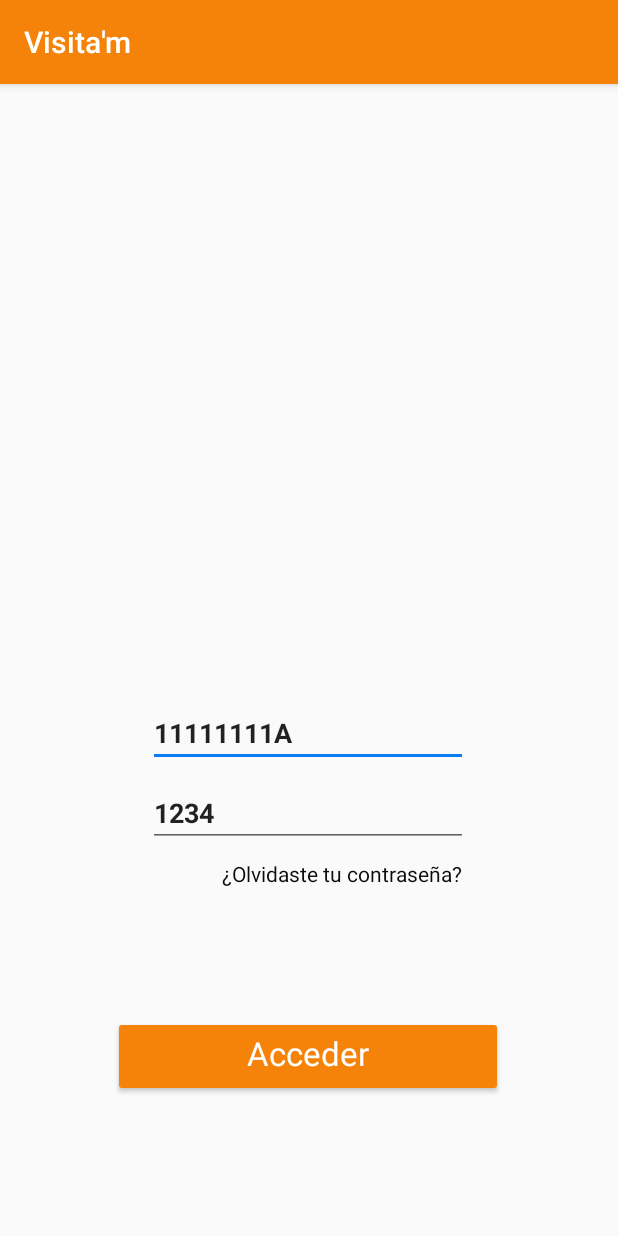
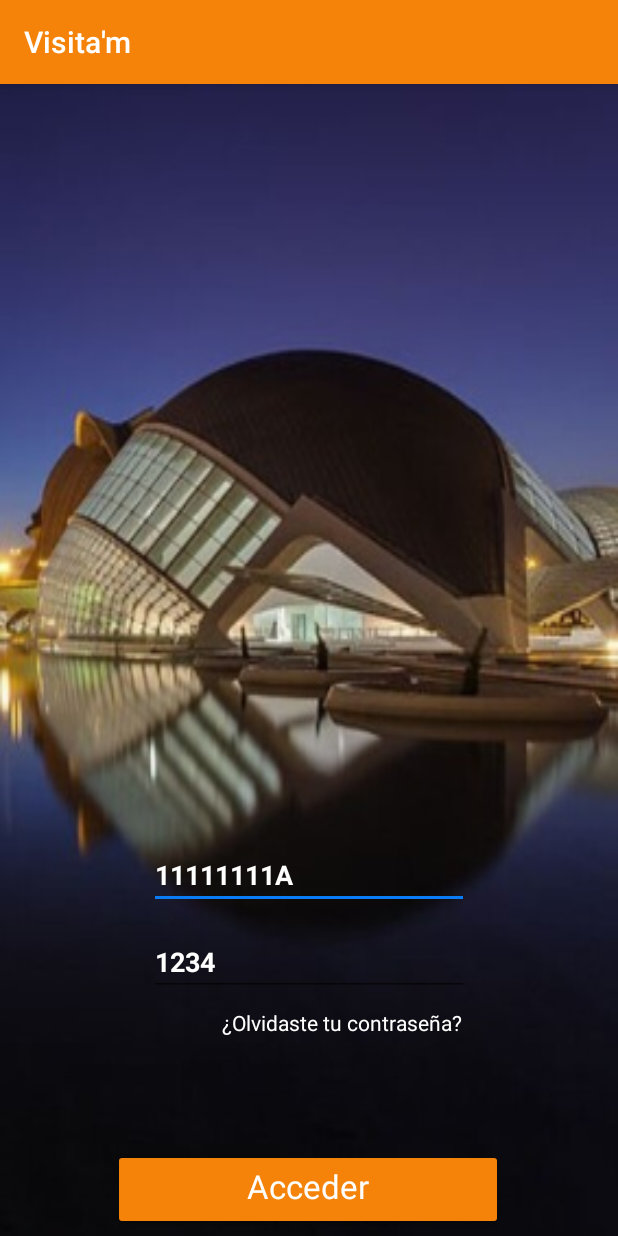
Before and after one commit to Crespuig/Proyecto_Android, an Android app: the screen it shows after launch (LoginActivity), on a phone screen of 412 x 824 dp. Run offline under Robolectric (Android 15) with nearby library versions, the phone set to English and light mode, and no system bars.

Commit message:
Imagen login

```diff
--- a/app/src/main/res/layout/activity_login.xml
+++ b/app/src/main/res/layout/activity_login.xml
@@ -4,7 +4,8 @@
     xmlns:tools="http://schemas.android.com/tools"
     android:layout_width="match_parent"
     android:layout_height="match_parent"
-    tools:context="com.example.proyecto_android.activitys.LoginActivity">
+    tools:context="com.example.proyecto_android.activitys.LoginActivity"
+    android:background="@drawable/imagen_login3">
 
     <EditText
         android:id="@+id/passworAnterior"
@@ -13,14 +14,14 @@
         android:ems="10"
         android:hint="Usuario"
         android:inputType="textPersonName"
+        android:textColor="#FFFFFF"
         android:textIsSelectable="false"
         android:textStyle="bold"
         app:layout_constraintBottom_toBottomOf="parent"
         app:layout_constraintEnd_toEndOf="parent"
-        app:layout_constraintHorizontal_bias="0.497"
         app:layout_constraintStart_toStartOf="parent"
         app:layout_constraintTop_toTopOf="parent"
-        app:layout_constraintVertical_bias="0.567" />
+        app:layout_constraintVertical_bias="0.698" />
 
     <EditText
         android:id="@+id/passwordNuevo"
@@ -30,19 +31,20 @@
         android:ems="10"
         android:hint="Contraseña"
         android:inputType="textPersonName"
+        android:textColor="#FFFFFF"
         android:textStyle="bold"
         app:layout_constraintBottom_toBottomOf="parent"
         app:layout_constraintEnd_toEndOf="parent"
-        app:layout_constraintHorizontal_bias="0.497"
         app:layout_constraintStart_toStartOf="parent"
         app:layout_constraintTop_toBottomOf="@+id/passworAnterior"
-        app:layout_constraintVertical_bias="0.0" />
+        app:layout_constraintVertical_bias="0.029" />
 
     <Button
         android:id="@+id/btnAcceder"
         android:layout_width="260dp"
         android:layout_height="54dp"
         android:backgroundTint="@color/colorPrimary"
+        android:gravity="center_horizontal"
         android:text="Acceder"
         android:textAlignment="center"
         android:textAppearance="@style/TextAppearance.AppCompat.Large"
@@ -52,8 +54,7 @@
         app:layout_constraintHorizontal_bias="0.496"
         app:layout_constraintStart_toStartOf="parent"
         app:layout_constraintTop_toTopOf="parent"
-        app:layout_constraintVertical_bias="0.87"
-        android:gravity="center_horizontal" />
+        app:layout_constraintVertical_bias="0.994" />
 
     <TextView
         android:id="@+id/olvidar"
@@ -62,9 +63,9 @@
         android:layout_marginStart="148dp"
         android:layout_marginTop="8dp"
         android:text="¿Olvidaste tu contraseña?"
-        android:textColor="#0C0C0C"
         app:layout_constraintStart_toStartOf="parent"
         app:layout_constraintTop_toBottomOf="@+id/passwordNuevo"
-        android:layout_marginLeft="148dp" />
+        android:layout_marginLeft="148dp"
+        android:textColor="#FFFFFF"/>
 
 </androidx.constraintlayout.widget.ConstraintLayout>
--- a/app/src/main/res/layout/dialogo_lista_monumentos.xml
+++ b/app/src/main/res/layout/dialogo_lista_monumentos.xml
@@ -11,10 +11,10 @@
         android:background="@color/colorPrimary"
         android:padding="8dp"
         android:gravity="center"
-        android:src="@drawable/ic_baseline_monetization"/>
+        />
 
     <TextView
-        android:id="@+id/textDialogoMovimientos"
+        android:id="@+id/textDialogoMonumentos"
         android:layout_margin="42dp"
         android:gravity="center"
         android:textSize="24sp"
```
Also changed, not shown: app/src/main/AndroidManifest.xml (+8 -3 lines), app/src/main/res/drawable-xhdpi/imagen_login.jpg (added), app/src/main/res/drawable-xhdpi/imagen_login2.jpg (added), app/src/main/res/drawable-xhdpi/imagen_login3.jpg (added).
